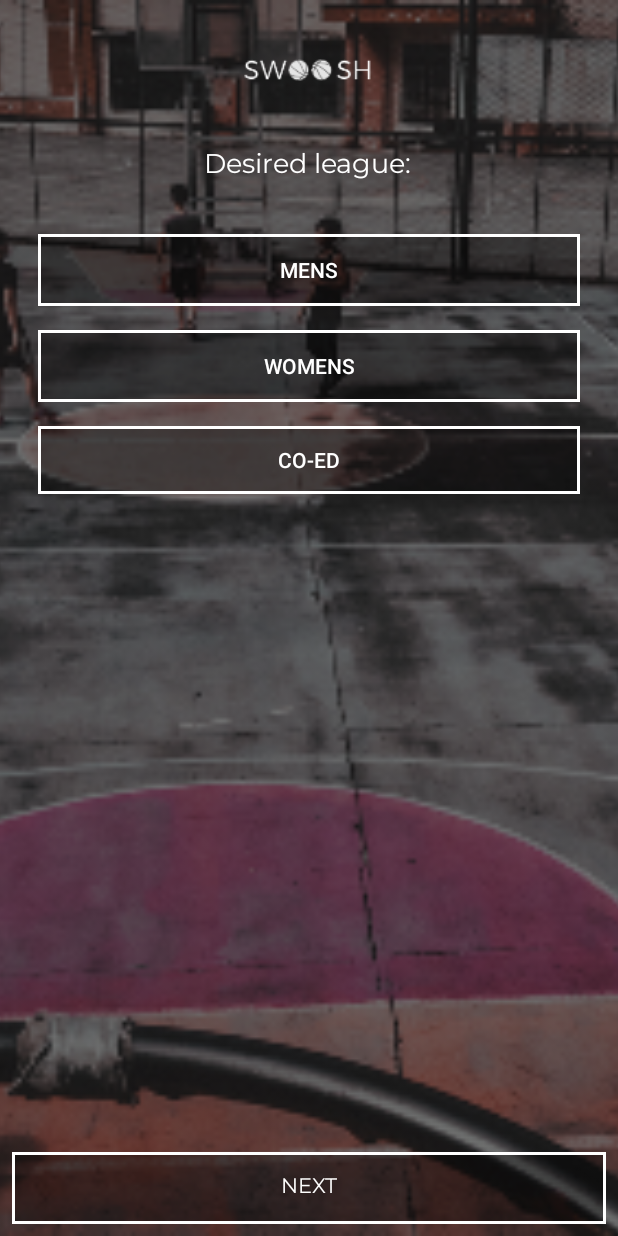
After one commit to TheinvinciblePrints/Swoosh, an Android app: the LeagueActivity screen opened directly, with no data from a screen before it, on a phone screen of 412 x 824 dp. The commit adds this screen. Run offline under Robolectric (Android 15) with nearby library versions, the phone set to English and light mode, and no system bars.

Commit message:
league activity

```diff
--- a/app/build.gradle
+++ b/app/build.gradle
@@ -24,7 +24,7 @@ android {
 
 dependencies {
     implementation fileTree(dir: 'libs', include: ['*.jar'])
-    implementation"org.jetbrains.kotlin:kotlin-stdlib-jre7:$kotlin_version"
+    implementation "org.jetbrains.kotlin:kotlin-stdlib-jre7:$kotlin_version"
     implementation 'com.android.support:appcompat-v7:27.1.1'
     implementation 'com.android.support.constraint:constraint-layout:1.1.0'
     testImplementation 'junit:junit:4.12'
--- a/app/src/main/AndroidManifest.xml
+++ b/app/src/main/AndroidManifest.xml
@@ -4,6 +4,7 @@
 
     <application
         android:allowBackup="true"
+        android:name=".MyApp"
         android:icon="@mipmap/swooshlauncher"
         android:label="@string/app_name"
         android:roundIcon="@mipmap/ic_launcher_round"
@@ -16,9 +17,12 @@
                 <category android:name="android.intent.category.LAUNCHER" />
             </intent-filter>
         </activity>
+
         <meta-data
             android:name="preloaded_fonts"
             android:resource="@array/preloaded_fonts" />
+
+        <activity android:name=".LeagueActivity"></activity>
     </application>
 
 </manifest>
--- /dev/null
+++ b/app/src/main/java/com/example/emmabuthen/swoosh/LeagueActivity.kt
@@ -0,0 +1,12 @@
+package com.example.emmabuthen.swoosh
+
+import android.support.v7.app.AppCompatActivity
+import android.os.Bundle
+
+class LeagueActivity : AppCompatActivity() {
+
+    override fun onCreate(savedInstanceState: Bundle?) {
+        super.onCreate(savedInstanceState)
+        setContentView(R.layout.activity_league)
+    }
+}
--- /dev/null
+++ b/app/src/main/java/com/example/emmabuthen/swoosh/MyApp.kt
@@ -0,0 +1,44 @@
+package com.example.emmabuthen.swoosh
+
+import android.app.Activity
+import android.app.Application
+import android.content.pm.ActivityInfo
+import android.os.Bundle
+
+internal class MyApp:Application() {
+    override fun onCreate() {
+        super.onCreate()
+        // register to be informed of activities starting up
+        registerActivityLifecycleCallbacks(object: ActivityLifecycleCallbacks {
+            override fun onActivityPaused(activity: Activity?) {
+                TODO("not implemented") //To change body of created functions use File | Settings | File Templates.
+            }
+
+            override fun onActivityResumed(activity: Activity?) {
+                TODO("not implemented") //To change body of created functions use File | Settings | File Templates.
+            }
+
+            override fun onActivityStarted(activity: Activity?) {
+                TODO("not implemented") //To change body of created functions use File | Settings | File Templates.
+            }
+
+            override fun onActivityDestroyed(activity: Activity?) {
+                TODO("not implemented") //To change body of created functions use File | Settings | File Templates.
+            }
+
+            override fun onActivitySaveInstanceState(activity: Activity?, outState: Bundle?) {
+                TODO("not implemented") //To change body of created functions use File | Settings | File Templates.
+            }
+
+            override fun onActivityStopped(activity: Activity?) {
+                TODO("not implemented") //To change body of created functions use File | Settings | File Templates.
+            }
+
+            override fun onActivityCreated(activity: Activity,
+                                           savedInstanceState: Bundle) {
+                // new activity created; force its orientation to portrait
+                activity.requestedOrientation = ActivityInfo.SCREEN_ORIENTATION_PORTRAIT
+            }
+        })
+    }
+}
--- /dev/null
+++ b/app/src/main/res/drawable/swoosh_button_checked.xml
@@ -0,0 +1,7 @@
+<?xml version="1.0" encoding="utf-8"?>
+<shape xmlns:android="http://schemas.android.com/apk/res/android">
+    <solid android:color="#592c3f" />
+    <stroke
+        android:width="3dp"
+        android:color="@android:color/white" />
+</shape>
--- /dev/null
+++ b/app/src/main/res/drawable/swoosh_toggle.xml
@@ -0,0 +1,5 @@
+<?xml version="1.0" encoding="utf-8"?>
+<selector xmlns:android="http://schemas.android.com/apk/res/android">
+    <item android:state_checked="true" android:drawable="@drawable/swoosh_button_checked" />
+    <item android:state_checked="false" android:drawable="@drawable/swoosh_button" />
+</selector>
--- /dev/null
+++ b/app/src/main/res/layout/activity_league.xml
@@ -0,0 +1,112 @@
+<?xml version="1.0" encoding="utf-8"?>
+<android.support.constraint.ConstraintLayout xmlns:android="http://schemas.android.com/apk/res/android"
+    xmlns:app="http://schemas.android.com/apk/res-auto"
+    xmlns:tools="http://schemas.android.com/tools"
+    android:layout_width="match_parent"
+    android:layout_height="match_parent"
+    tools:context=".LeagueActivity">
+
+
+    <ImageView
+        android:id="@+id/imageView3"
+        android:layout_width="0dp"
+        android:layout_height="0dp"
+        android:scaleType="centerCrop"
+        app:layout_constraintBottom_toBottomOf="parent"
+        app:layout_constraintEnd_toEndOf="parent"
+        app:layout_constraintHorizontal_bias="0.0"
+        app:layout_constraintStart_toStartOf="parent"
+        app:layout_constraintTop_toTopOf="parent"
+        app:layout_constraintVertical_bias="0.0"
+        app:srcCompat="@drawable/desiredleaguebg" />
+
+    <ImageView
+        android:id="@+id/imageView4"
+        android:layout_width="88dp"
+        android:layout_height="29dp"
+        android:layout_marginEnd="8dp"
+        android:layout_marginStart="8dp"
+        android:layout_marginTop="32dp"
+        android:scaleType="fitCenter"
+        app:layout_constraintEnd_toEndOf="parent"
+        app:layout_constraintStart_toStartOf="parent"
+        app:layout_constraintTop_toTopOf="@+id/imageView3"
+        app:srcCompat="@drawable/swooshlogo" />
+
+    <TextView
+        android:id="@+id/textView"
+        android:layout_width="wrap_content"
+        android:layout_height="wrap_content"
+        android:layout_marginEnd="8dp"
+        android:layout_marginStart="8dp"
+        android:layout_marginTop="36dp"
+        android:fontFamily="@font/montserrat"
+        android:text="Desired league:"
+        android:textColor="@android:color/background_light"
+        android:textSize="18sp"
+        app:layout_constraintEnd_toEndOf="parent"
+        app:layout_constraintHorizontal_bias="0.498"
+        app:layout_constraintStart_toStartOf="parent"
+        app:layout_constraintTop_toBottomOf="@+id/imageView4" />
+
+    <LinearLayout
+        android:layout_width="361dp"
+        android:layout_height="173dp"
+        android:layout_marginEnd="16dp"
+        android:layout_marginStart="16dp"
+        android:layout_marginTop="32dp"
+        android:orientation="vertical"
+        app:layout_constraintEnd_toEndOf="parent"
+        app:layout_constraintStart_toStartOf="parent"
+        app:layout_constraintTop_toBottomOf="@+id/textView">
+
+        <ToggleButton
+            android:id="@+id/toggleButton"
+            android:layout_width="match_parent"
+            android:layout_height="wrap_content"
+            android:background="@drawable/swoosh_toggle"
+            android:text="Mens"
+            android:textColor="@android:color/background_light"
+            android:textOff="Mens"
+            android:textOn="Mens"
+            tools:layout_editor_absoluteX="161dp"
+            tools:layout_editor_absoluteY="219dp" />
+
+        <ToggleButton
+            android:id="@+id/toggleButton2"
+            android:layout_width="match_parent"
+            android:layout_height="wrap_content"
+            android:layout_marginBottom="16dp"
+            android:layout_marginTop="16dp"
+            android:background="@drawable/swoosh_toggle"
+            android:text="Womens"
+            android:textColor="@android:color/background_light"
+            android:textOff="Womens"
+            android:textOn="Womens" />
+
+        <ToggleButton
+            android:id="@+id/toggleButton3"
+            android:layout_width="match_parent"
+            android:layout_height="wrap_content"
+            android:background="@drawable/swoosh_toggle"
+            android:text="Co-Ed"
+            android:textColor="@android:color/background_light"
+            android:textOff="Co-Ed"
+            android:textOn="Co-Ed" />
+    </LinearLayout>
+
+    <Button
+        android:id="@+id/button2"
+        android:layout_width="0dp"
+        android:layout_height="48dp"
+        android:layout_marginBottom="8dp"
+        android:layout_marginEnd="8dp"
+        android:layout_marginStart="8dp"
+        android:background="@drawable/swoosh_button"
+        android:fontFamily="@font/montserrat"
+        android:text="NEXT"
+        android:textColor="@android:color/background_light"
+        app:layout_constraintBottom_toBottomOf="@+id/imageView3"
+        app:layout_constraintEnd_toEndOf="parent"
+        app:layout_constraintStart_toStartOf="parent" />
+</android.support.constraint.ConstraintLayout>
--- a/app/src/main/res/layout/activity_welcome.xml
+++ b/app/src/main/res/layout/activity_welcome.xml
@@ -71,7 +71,7 @@
         android:layout_marginTop="48dp"
         android:fontFamily="@font/montserrat"
         android:singleLine="false"
-        android:text="Find a team in your city and dominate your league"
+        android:text="Find a team in your city and dominate the league"
         android:textAlignment="center"
         android:textColor="@android:color/background_light"
         app:layout_constraintEnd_toEndOf="parent"
```
